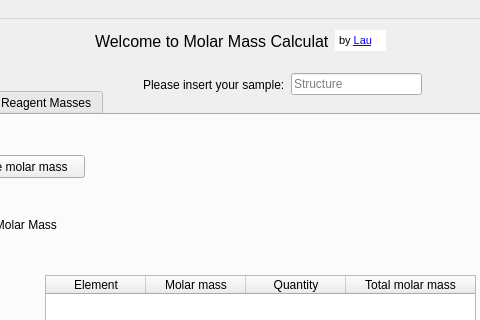
Before: the Qt Designer form mainwindow.ui in LauKr/Tellurium, drawn with Qt 5; both pictures show x 107 to 587 and y 0 to 320 of the 776 by 605 pixel window.
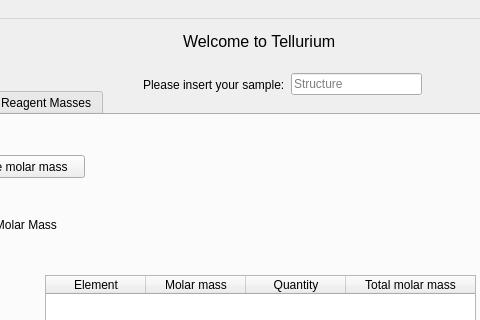
After: the same form once the commit is applied. The open tabs and pages were chosen to show the change. Icons and pictures are not drawn.

Diff of the .ui file:
```diff
--- a/mainwindow.ui
+++ b/mainwindow.ui
@@ -406,9 +406,9 @@
    <widget class="QLabel" name="label">
     <property name="geometry">
      <rect>
-      <x>202</x>
+      <x>290</x>
       <y>11</y>
-      <width>234</width>
+      <width>171</width>
       <height>23</height>
      </rect>
     </property>
@@ -418,48 +418,7 @@
      </font>
     </property>
     <property name="text">
-     <string>Welcome to Molar Mass Calculator</string>
-    </property>
-   </widget>
-   <widget class="QTextBrowser" name="textBrowser">
-    <property name="geometry">
-     <rect>
-      <x>442</x>
-      <y>11</y>
-      <width>51</width>
-      <height>21</height>
-     </rect>
-    </property>
-    <property name="autoFillBackground">
-     <bool>true</bool>
-    </property>
-    <property name="inputMethodHints">
-     <set>Qt::ImhNone</set>
-    </property>
-    <property name="frameShape">
-     <enum>QFrame::NoFrame</enum>
-    </property>
-    <property name="frameShadow">
-     <enum>QFrame::Plain</enum>
-    </property>
-    <property name="lineWidth">
-     <number>0</number>
-    </property>
-    <property name="verticalScrollBarPolicy">
-     <enum>Qt::ScrollBarAlwaysOff</enum>
-    </property>
-    <property name="horizontalScrollBarPolicy">
-     <enum>Qt::ScrollBarAlwaysOff</enum>
-    </property>
-    <property name="html">
-     <string>&lt;!DOCTYPE HTML PUBLIC &quot;-//W3C//DTD HTML 4.0//EN&quot; &quot;http://www.w3.org/TR/REC-html40/strict.dtd&quot;&gt;
-&lt;html&gt;&lt;head&gt;&lt;meta name=&quot;qrichtext&quot; content=&quot;1&quot; /&gt;&lt;style type=&quot;text/css&quot;&gt;
-p, li { white-space: pre-wrap; }
-&lt;/style&gt;&lt;/head&gt;&lt;body style=&quot; font-family:'MS Shell Dlg 2'; font-size:8.25pt; font-weight:400; font-style:normal;&quot;&gt;
-&lt;p style=&quot; margin-top:0px; margin-bottom:0px; margin-left:0px; margin-right:0px; -qt-block-indent:0; text-indent:0px;&quot;&gt;by &lt;a href=&quot;https://laurenzkruty.de/&quot;&gt;&lt;span style=&quot; font-size:8pt; text-decoration: underline; color:#0000ff;&quot;&gt;Lau&lt;/span&gt;&lt;/a&gt;&lt;/p&gt;&lt;/body&gt;&lt;/html&gt;</string>
-    </property>
-    <property name="openExternalLinks">
-     <bool>true</bool>
+     <string>Welcome to Tellurium</string>
     </property>
    </widget>
   </widget>
```
Left out of the diff: 19 changed lines with no effect on the pictures.
